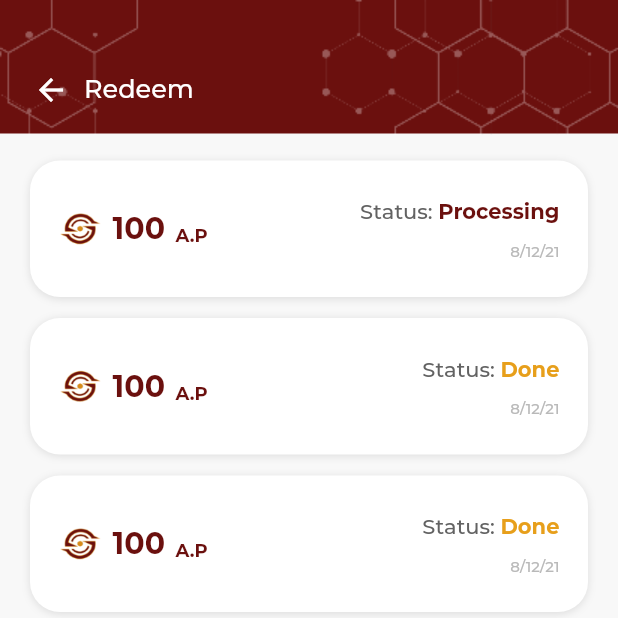
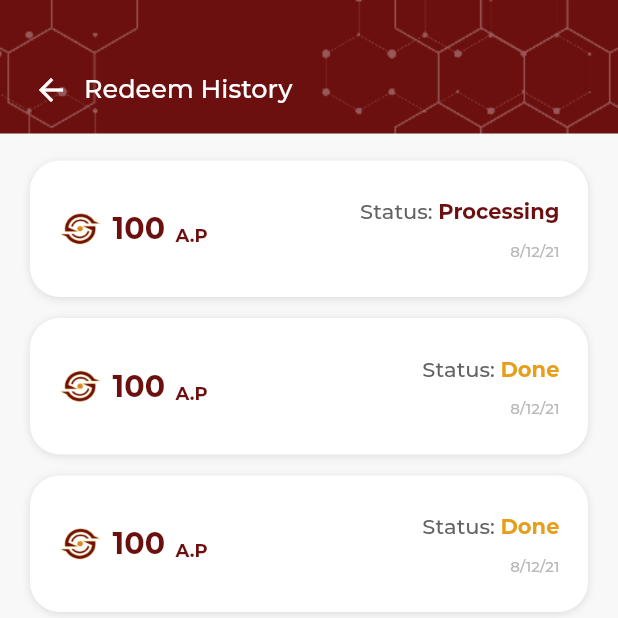
Before and after one commit to derisdev/altshue, a Flutter app: the RedeemHistoryView screen opened by its route, on a phone screen of 412 x 824 dp, the top half of it. Run offline on Flutter 3.47's test engine with Material 2 defaults, Android fonts, the light colour scheme and no system bars; our stand-ins replace battery, flutter_feather_icons, flutter_svg, fluttertoast, font_awesome_flutter, get and 2 more; missing offline and left inert: battery_indicator, clipboard.

Commit message:
setup page

```diff
--- a/lib/app/modules/redeem_history/views/redeem_history_view.dart
+++ b/lib/app/modules/redeem_history/views/redeem_history_view.dart
@@ -18,7 +18,7 @@ class RedeemHistoryView extends GetView<RedeemHistoryController> {
           children: [
             HistoryListReedem(),
             HeaderBar(
-              title: 'Redeem',
+              title: 'Redeem History'.tr,
             ),
             NavigationBar(
               index: 4,
```
